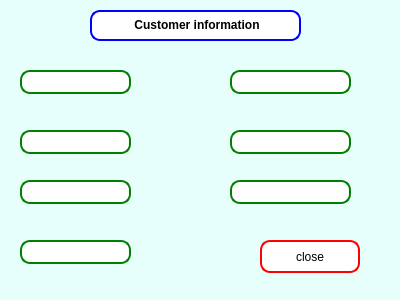
First picture: the form in viewcustomerwindow.ui, repository anashaybani/Bank, before the edit.
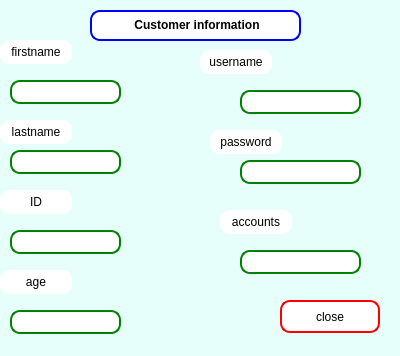
Second picture: the form after the edit.

The edit to the form file:
```diff
--- a/viewcustomerwindow.ui
+++ b/viewcustomerwindow.ui
@@ -7,7 +7,7 @@
     <x>0</x>
     <y>0</y>
     <width>400</width>
-    <height>300</height>
+    <height>356</height>
    </rect>
   </property>
   <property name="windowTitle">
@@ -20,8 +20,8 @@
   <widget class="QPushButton" name="closeButton">
    <property name="geometry">
     <rect>
-     <x>260</x>
-     <y>240</y>
+     <x>280</x>
+     <y>300</y>
      <width>100</width>
      <height>33</height>
     </rect>
@@ -40,8 +40,8 @@
   <widget class="QLabel" name="firstNameLabel">
    <property name="geometry">
     <rect>
-     <x>20</x>
-     <y>70</y>
+     <x>10</x>
+     <y>80</y>
      <width>111</width>
      <height>24</height>
     </rect>
@@ -60,8 +60,8 @@
   <widget class="QLabel" name="lastNameLabel">
    <property name="geometry">
     <rect>
-     <x>20</x>
-     <y>130</y>
+     <x>10</x>
+     <y>150</y>
      <width>111</width>
      <height>24</height>
     </rect>
@@ -80,8 +80,8 @@
   <widget class="QLabel" name="nationalCodeLabel">
    <property name="geometry">
     <rect>
-     <x>20</x>
-     <y>180</y>
+     <x>10</x>
+     <y>230</y>
      <width>111</width>
      <height>24</height>
     </rect>
@@ -100,8 +100,8 @@
   <widget class="QLabel" name="ageLabel">
    <property name="geometry">
     <rect>
-     <x>20</x>
-     <y>240</y>
+     <x>10</x>
+     <y>310</y>
      <width>111</width>
      <height>24</height>
     </rect>
@@ -120,8 +120,8 @@
   <widget class="QLabel" name="usernameLabel">
    <property name="geometry">
     <rect>
-     <x>230</x>
-     <y>70</y>
+     <x>240</x>
+     <y>90</y>
      <width>121</width>
      <height>24</height>
     </rect>
@@ -140,8 +140,8 @@
   <widget class="QLabel" name="passwordLabel">
    <property name="geometry">
     <rect>
-     <x>230</x>
-     <y>130</y>
+     <x>240</x>
+     <y>160</y>
      <width>121</width>
      <height>24</height>
     </rect>
@@ -160,8 +160,8 @@
   <widget class="QLabel" name="accountCountLabel">
    <property name="geometry">
     <rect>
-     <x>230</x>
-     <y>180</y>
+     <x>240</x>
+     <y>250</y>
      <width>121</width>
      <height>24</height>
     </rect>
@@ -197,6 +197,153 @@
     <string>&lt;html&gt;&lt;head/&gt;&lt;body&gt;&lt;p align=&quot;center&quot;&gt;&lt;span style=&quot; font-weight:700;&quot;&gt;Customer information&lt;/span&gt;&lt;/p&gt;&lt;/body&gt;&lt;/html&gt;</string>
    </property>
   </widget>
+  <widget class="QLabel" name="label_7">
+   <property name="geometry">
+    <rect>
+     <x>0</x>
+     <y>40</y>
+     <width>72</width>
+     <height>24</height>
+    </rect>
+   </property>
+   <property name="styleSheet">
+    <string notr="true">
+font: 10pt &quot;Segoe UI&quot;;
+background: rgb(255, 255, 255);
+color: rgb(0, 0, 0);
+gridline-color: rgb(0, 0, 0);
+border-radius:10px;</string>
+   </property>
+   <property name="text">
+    <string>&lt;html&gt;&lt;head/&gt;&lt;body&gt;&lt;p align=&quot;center&quot;&gt;firstname&lt;/p&gt;&lt;/body&gt;&lt;/html&gt;</string>
+   </property>
+  </widget>
+  <widget class="QLabel" name="label_8">
+   <property name="geometry">
+    <rect>
+     <x>0</x>
+     <y>190</y>
+     <width>72</width>
+     <height>24</height>
+    </rect>
+   </property>
+   <property name="styleSheet">
+    <string notr="true">
+font: 10pt &quot;Segoe UI&quot;;
+background: rgb(255, 255, 255);
+color: rgb(0, 0, 0);
+gridline-color: rgb(0, 0, 0);
+border-radius:10px;</string>
+   </property>
+   <property name="text">
+    <string>&lt;html&gt;&lt;head/&gt;&lt;body&gt;&lt;p align=&quot;center&quot;&gt;ID&lt;/p&gt;&lt;/body&gt;&lt;/html&gt;</string>
+   </property>
+  </widget>
+  <widget class="QLabel" name="label_9">
+   <property name="geometry">
+    <rect>
+     <x>0</x>
+     <y>270</y>
+     <width>72</width>
+     <height>24</height>
+    </rect>
+   </property>
+   <property name="styleSheet">
+    <string notr="true">
+font: 10pt &quot;Segoe UI&quot;;
+background: rgb(255, 255, 255);
+color: rgb(0, 0, 0);
+gridline-color: rgb(0, 0, 0);
+border-radius:10px;</string>
+   </property>
+   <property name="text">
+    <string>&lt;html&gt;&lt;head/&gt;&lt;body&gt;&lt;p align=&quot;center&quot;&gt;age&lt;/p&gt;&lt;/body&gt;&lt;/html&gt;</string>
+   </property>
+  </widget>
+  <widget class="QLabel" name="label_10">
+   <property name="geometry">
+    <rect>
+     <x>200</x>
+     <y>50</y>
+     <width>72</width>
+     <height>24</height>
+    </rect>
+   </property>
+   <property name="styleSheet">
+    <string notr="true">
+font: 10pt &quot;Segoe UI&quot;;
+background: rgb(255, 255, 255);
+color: rgb(0, 0, 0);
+gridline-color: rgb(0, 0, 0);
+border-radius:10px;</string>
+   </property>
+   <property name="text">
+    <string>&lt;html&gt;&lt;head/&gt;&lt;body&gt;&lt;p align=&quot;center&quot;&gt;username&lt;/p&gt;&lt;/body&gt;&lt;/html&gt;</string>
+   </property>
+  </widget>
+  <widget class="QLabel" name="label_11">
+   <property name="geometry">
+    <rect>
+     <x>210</x>
+     <y>130</y>
+     <width>72</width>
+     <height>24</height>
+    </rect>
+   </property>
+   <property name="styleSheet">
+    <string notr="true">
+font: 10pt &quot;Segoe UI&quot;;
+background: rgb(255, 255, 255);
+color: rgb(0, 0, 0);
+gridline-color: rgb(0, 0, 0);
+border-radius:10px;</string>
+   </property>
+   <property name="text">
+    <string>&lt;html&gt;&lt;head/&gt;&lt;body&gt;&lt;p align=&quot;center&quot;&gt;password&lt;/p&gt;&lt;/body&gt;&lt;/html&gt;</string>
+   </property>
+  </widget>
+  <widget class="QLabel" name="label_12">
+   <property name="geometry">
+    <rect>
+     <x>220</x>
+     <y>210</y>
+     <width>72</width>
+     <height>24</height>
+    </rect>
+   </property>
+   <property name="styleSheet">
+    <string notr="true">
+font: 10pt &quot;Segoe UI&quot;;
+background: rgb(255, 255, 255);
+color: rgb(0, 0, 0);
+gridline-color: rgb(0, 0, 0);
+border-radius:10px;</string>
+   </property>
+   <property name="text">
+    <string>&lt;html&gt;&lt;head/&gt;&lt;body&gt;&lt;p align=&quot;center&quot;&gt;accounts&lt;/p&gt;&lt;/body&gt;&lt;/html&gt;</string>
+   </property>
+  </widget>
+  <widget class="QLabel" name="label_13">
+   <property name="geometry">
+    <rect>
+     <x>0</x>
+     <y>120</y>
+     <width>72</width>
+     <height>24</height>
+    </rect>
+   </property>
+   <property name="styleSheet">
+    <string notr="true">
+font: 10pt &quot;Segoe UI&quot;;
+background: rgb(255, 255, 255);
+color: rgb(0, 0, 0);
+gridline-color: rgb(0, 0, 0);
+border-radius:10px;</string>
+   </property>
+   <property name="text">
+    <string>&lt;html&gt;&lt;head/&gt;&lt;body&gt;&lt;p align=&quot;center&quot;&gt;lastname&lt;/p&gt;&lt;/body&gt;&lt;/html&gt;</string>
+   </property>
+  </widget>
  </widget>
  <resources/>
  <connections/>
```
